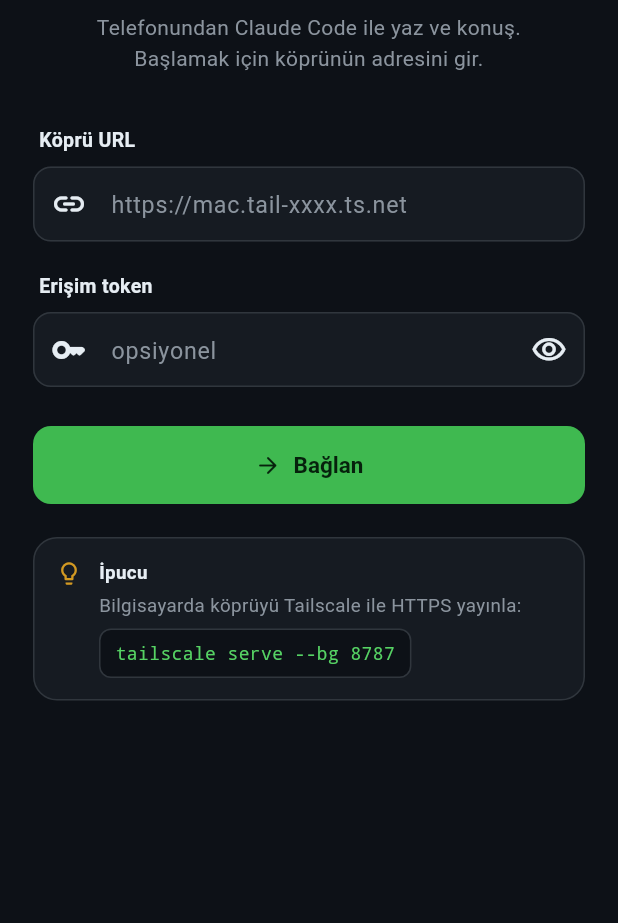
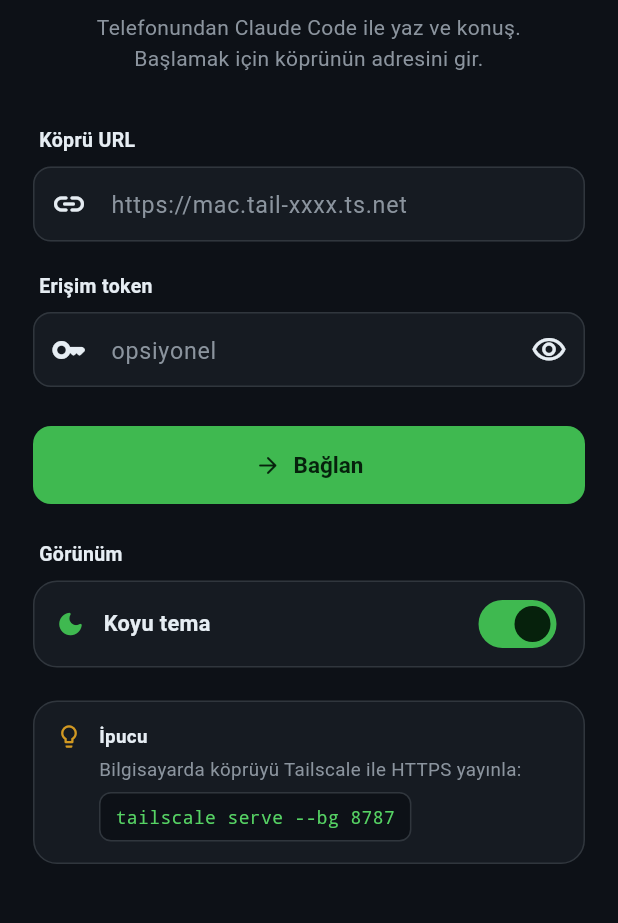
Before and after one commit to berkayturanci/voicebridge, a Flutter app: the screen it shows after launch, on a phone screen of 412 x 824 dp, the part 276-1199 px from its top. Run offline on Flutter 3.47's test engine with Material 3 defaults, Android fonts, the phone set to English and light mode, and no system bars; our stand-ins replace flutter_tts, shared_preferences, speech_to_text, wakelock_plus.

Commit message:
app: light/dark theme toggle
VbColors becomes a swappable palette (VbPalette dark/light) read at runtime, so
the app can switch between the GitHub-dark and a new GitHub-light theme.
VbThemeController persists the choice (default dark) and rebuilds the app on
change; a toggle lives in bridge settings ("Görünüm"). Call sites that
referenced the former const colors are no longer const (behaviour-identical in
dark mode). Theme builder + on-accent ink are now brightness-aware.

Co-Authored-By: Claude Opus 4.8 (1M context) <noreply@anthropic.com>

```diff
--- a/app/lib/main.dart
+++ b/app/lib/main.dart
@@ -5,20 +5,28 @@ import 'theme.dart';
 import 'screens/sessions_screen.dart';
 import 'screens/settings_screen.dart';
 
-void main() => runApp(const VoiceBridgeApp());
+void main() async {
+  WidgetsFlutterBinding.ensureInitialized();
+  await VbThemeController.load();
+  runApp(const VoiceBridgeApp());
+}
 
 class VoiceBridgeApp extends StatelessWidget {
   const VoiceBridgeApp({super.key});
 
   @override
   Widget build(BuildContext context) {
-    return MaterialApp(
-      title: 'voicebridge',
-      debugShowCheckedModeBanner: false,
-      theme: VbTheme.dark(),
-      darkTheme: VbTheme.dark(),
-      themeMode: ThemeMode.dark,
-      home: const _Bootstrap(),
+    return ValueListenableBuilder<bool>(
+      valueListenable: VbThemeController.isDark,
+      builder: (_, dark, __) {
+        VbColors.setPalette(dark ? VbPalette.dark : VbPalette.light);
+        return MaterialApp(
+          title: 'voicebridge',
+          debugShowCheckedModeBanner: false,
+          theme: VbTheme.themed(),
+          home: const _Bootstrap(),
+        );
+      },
     );
   }
 }
@@ -56,7 +64,7 @@ class _BootstrapState extends State<_Bootstrap> {
                 height: 76,
                 decoration: BoxDecoration(
                   borderRadius: BorderRadius.circular(20),
-                  gradient: const LinearGradient(
+                  gradient: LinearGradient(
                     begin: Alignment.topLeft,
                     end: Alignment.bottomRight,
                     colors: [VbColors.accentBright, VbColors.accentDim],
@@ -73,7 +81,7 @@ class _BootstrapState extends State<_Bootstrap> {
                     color: Color(0xFF06210C), size: 40),
               ),
               const SizedBox(height: 22),
-              const Text('voicebridge',
+              Text('voicebridge',
                   style: TextStyle(
                       fontSize: 20,
                       fontWeight: FontWeight.w700,
--- a/app/lib/screens/settings_screen.dart
+++ b/app/lib/screens/settings_screen.dart
@@ -76,7 +76,7 @@ class _SettingsScreenState extends State<SettingsScreen> {
               const SizedBox(height: 28),
               Center(child: _logo()),
               const SizedBox(height: 22),
-              const Text(
+              Text(
                 'voicebridge',
                 textAlign: TextAlign.center,
                 style: TextStyle(
@@ -87,7 +87,7 @@ class _SettingsScreenState extends State<SettingsScreen> {
                 ),
               ),
               const SizedBox(height: 8),
-              const Text(
+              Text(
                 'Telefonundan Claude Code ile yaz ve konuş.\n'
                 'Başlamak için köprünün adresini gir.',
                 textAlign: TextAlign.center,
@@ -139,13 +139,13 @@ class _SettingsScreenState extends State<SettingsScreen> {
                 child: Row(
                   crossAxisAlignment: CrossAxisAlignment.start,
                   children: [
-                    const Icon(Icons.error_outline_rounded,
+                    Icon(Icons.error_outline_rounded,
                         size: 19, color: VbColors.danger),
                     const SizedBox(width: 10),
                     Expanded(
                       child: Text(
                         _error!,
-                        style: const TextStyle(
+                        style: TextStyle(
                             color: VbColors.danger,
                             fontSize: 13.5,
                             height: 1.4),
@@ -171,8 +171,41 @@ class _SettingsScreenState extends State<SettingsScreen> {
                       ? 'Bağlan'
                       : 'Test et & Kaydet'),
             ),
+            const SizedBox(height: 24),
+            _label('Görünüm'),
+            const SizedBox(height: 8),
+            _themeToggle(),
             const SizedBox(height: 22),
             _hint(),
+          ],
+        ),
+      ),
+    );
+  }
+
+  Widget _themeToggle() {
+    return ValueListenableBuilder<bool>(
+      valueListenable: VbThemeController.isDark,
+      builder: (_, dark, __) => Container(
+        padding: const EdgeInsets.symmetric(horizontal: 14, vertical: 4),
+        decoration: BoxDecoration(
+          color: VbColors.surface,
+          borderRadius: BorderRadius.circular(VbRadius.card),
+          border: Border.all(color: VbColors.border),
+        ),
+        child: Row(
+          children: [
+            Icon(dark ? Icons.dark_mode_rounded : Icons.light_mode_rounded,
+                size: 20, color: VbColors.accent),
+            const SizedBox(width: 12),
+            Expanded(
+              child: Text(dark ? 'Koyu tema' : 'Açık tema',
+                  style: TextStyle(
+                      fontSize: 14.5,
+                      fontWeight: FontWeight.w600,
+                      color: VbColors.textPrimary)),
+            ),
+            Switch(value: dark, onChanged: (v) => VbThemeController.set(v)),
           ],
         ),
       ),
@@ -185,7 +218,7 @@ class _SettingsScreenState extends State<SettingsScreen> {
       height: 88,
       decoration: BoxDecoration(
         borderRadius: BorderRadius.circular(24),
-        gradient: const LinearGradient(
+        gradient: LinearGradient(
           begin: Alignment.topLeft,
           end: Alignment.bottomRight,
           colors: [VbColors.accentBright, VbColors.accentDim],
@@ -207,7 +240,7 @@ class _SettingsScreenState extends State<SettingsScreen> {
         padding: const EdgeInsets.only(left: 4),
         child: Text(
           text,
-          style: const TextStyle(
+          style: TextStyle(
             fontSize: 13,
             fontWeight: FontWeight.w600,
             color: VbColors.textPrimary,
@@ -226,14 +259,14 @@ class _SettingsScreenState extends State<SettingsScreen> {
       child: Row(
         crossAxisAlignment: CrossAxisAlignment.start,
         children: [
-          const Icon(Icons.lightbulb_outline_rounded,
+          Icon(Icons.lightbulb_outline_rounded,
               size: 18, color: VbColors.warning),
           const SizedBox(width: 11),
           Expanded(
             child: Column(
               crossAxisAlignment: CrossAxisAlignment.start,
               children: [
-                const Text(
+                Text(
                   'İpucu',
                   style: TextStyle(
                       fontSize: 12.5,
@@ -241,7 +274,7 @@ class _SettingsScreenState extends State<SettingsScreen> {
                       color: VbColors.textPrimary),
                 ),
                 const SizedBox(height: 4),
-                const Text(
+                Text(
                   'Bilgisayarda köprüyü Tailscale ile HTTPS yayınla:',
                   style: TextStyle(
                       fontSize: 12.5,
--- a/app/lib/theme.dart
+++ b/app/lib/theme.dart
@@ -1,31 +1,114 @@
 import 'package:flutter/material.dart';
+import 'package:shared_preferences/shared_preferences.dart';
 
-/// voicebridge design system.
-///
-/// A cohesive Material 3 dark theme tuned to a GitHub-dark surface palette with
-/// a signature brand-green accent. Uses built-in fonts only (no extra deps) but
-/// applies a deliberate type scale, rounded shapes, and refined component
-/// themes. Light variant is provided as a tasteful fallback.
+/// App-wide light/dark switch. Persisted across launches; default dark. Listen to
+/// [isDark] to rebuild the app (and re-point [VbColors]) when it changes.
+class VbThemeController {
+  VbThemeController._();
+  static final ValueNotifier<bool> isDark = ValueNotifier<bool>(true);
+  static const _key = 'vb_theme_dark';
+
+  static Future<void> load() async {
+    try {
+      final v = (await SharedPreferences.getInstance()).getBool(_key);
+      if (v != null) isDark.value = v;
+    } catch (_) {}
+    VbColors.setPalette(isDark.value ? VbPalette.dark : VbPalette.light);
+  }
+
+  static Future<void> set(bool dark) async {
+    VbColors.setPalette(dark ? VbPalette.dark : VbPalette.light);
+    isDark.value = dark; // notifies listeners -> app rebuilds with the new theme
+    try {
+      await (await SharedPreferences.getInstance()).setBool(_key, dark);
+    } catch (_) {}
+  }
+}
+
+/// One named palette (dark or light). Same keys; different values.
+class VbPalette {
+  final Brightness brightness;
+  final Color accent, accentDim, accentBright;
+  final Color bg, surface, surfaceHigh, border, textPrimary, textMuted;
+  final Color danger, warning, info;
+  const VbPalette({
+    required this.brightness,
+    required this.accent,
+    required this.accentDim,
+    required this.accentBright,
+    required this.bg,
+    required this.surface,
+    required this.surfaceHigh,
+    required this.border,
+    required this.textPrimary,
+    required this.textMuted,
+    required this.danger,
+    required this.warning,
+    required this.info,
+  });
+
+  // GitHub-dark surface palette with a signature brand-green accent.
+  static const VbPalette dark = VbPalette(
+    brightness: Brightness.dark,
+    accent: Color(0xFF3FB950),
+    accentDim: Color(0xFF2EA043),
+    accentBright: Color(0xFF56D364),
+    bg: Color(0xFF0D1117),
+    surface: Color(0xFF161B22),
+    surfaceHigh: Color(0xFF1C2230),
+    border: Color(0xFF30363D),
+    textPrimary: Color(0xFFE6EDF3),
+    textMuted: Color(0xFF8B949E),
+    danger: Color(0xFFF85149),
+    warning: Color(0xFFD29922),
+    info: Color(0xFF58A6FF),
+  );
+
+  // GitHub-light surface palette; accent darkened for contrast on white.
+  static const VbPalette light = VbPalette(
+    brightness: Brightness.light,
+    accent: Color(0xFF1F883D),
+    accentDim: Color(0xFF1A7F37),
+    accentBright: Color(0xFF2DA44E),
+    bg: Color(0xFFFFFFFF),
+    surface: Color(0xFFF6F8FA),
+    surfaceHigh: Color(0xFFEAEEF2),
+    border: Color(0xFFD0D7DE),
+    textPrimary: Color(0xFF1F2328),
+    textMuted: Color(0xFF656D76),
+    danger: Color(0xFFCF222E),
+    warning: Color(0xFF9A6700),
+    info: Color(0xFF0969DA),
+  );
+}
+
+/// voicebridge design system — a swappable palette so the app supports both a
+/// GitHub-dark and a GitHub-light theme. `VbColors.x` reads from the active
+/// palette (so call sites can't be `const`); set it via [setPalette].
 class VbColors {
   VbColors._();
 
+  static VbPalette _p = VbPalette.dark;
+  static VbPalette get active => _p;
+  static void setPalette(VbPalette p) => _p = p;
+
   // Brand
-  static const Color accent = Color(0xFF3FB950); // signature green
-  static const Color accentDim = Color(0xFF2EA043);
-  static const Color accentBright = Color(0xFF56D364);
+  static Color get accent => _p.accent; // signature green
+  static Color get accentDim => _p.accentDim;
+  static Color get accentBright => _p.accentBright;
 
-  // GitHub-dark surface palette
-  static const Color bg = Color(0xFF0D1117);
-  static const Color surface = Color(0xFF161B22);
-  static const Color surfaceHigh = Color(0xFF1C2230);
-  static const Color border = Color(0xFF30363D);
-  static const Color textPrimary = Color(0xFFE6EDF3);
-  static const Color textMuted = Color(0xFF8B949E);
+  // Surface palette
+  static Color get bg => _p.bg;
+  static Color get surface => _p.surface;
+  static Color get surfaceHigh => _p.surfaceHigh;
+  static Color get border => _p.border;
+  static Color get textPrimary => _p.textPrimary;
+  static Color get textMuted => _p.textMuted;
 
   // Semantic
-  static const Color danger = Color(0xFFF85149);
-  static const Color warning = Color(0xFFD29922);
-  static const Color info = Color(0xFF58A6FF);
+  static Color get danger => _p.danger;
+  static Color get warning => _p.warning;
+  static Color get info => _p.info;
 
   /// A stable, pleasant accent color derived from an arbitrary string
   /// (e.g. a session name or agent id). Hue is hashed; saturation/lightness are
@@ -54,13 +137,20 @@ class VbTheme {
 
   static const String _mono = 'monospace';
 
-  static ThemeData dark() {
+  // Readable text/icon color on top of the accent fill (dark-green ink on the
+  // bright dark-mode accent; white on the darker light-mode accent).
+  static Color get _onAccent => VbColors.active.brightness == Brightness.dark
+      ? const Color(0xFF06210C)
+      : Colors.white;
+
+  /// Builds the theme for the currently-active palette (dark or light).
+  static ThemeData themed() {
     final scheme = ColorScheme.fromSeed(
       seedColor: VbColors.accent,
-      brightness: Brightness.dark,
+      brightness: VbColors.active.brightness,
     ).copyWith(
       primary: VbColors.accent,
-      onPrimary: const Color(0xFF06210C),
+      onPrimary: _onAccent,
       secondary: VbColors.accentBright,
       surface: VbColors.surface,
       onSurface: VbColors.textPrimary,
@@ -72,7 +162,7 @@ class VbTheme {
 
     final base = ThemeData(
       useMaterial3: true,
-      brightness: Brightness.dark,
+      brightness: VbColors.active.brightness,
       colorScheme: scheme,
       scaffoldBackgroundColor: VbColors.bg,
       canvasColor: VbColors.bg,
@@ -82,7 +172,7 @@ class VbTheme {
 
     return base.copyWith(
       textTheme: _textTheme(base.textTheme, VbColors.textPrimary, VbColors.textMuted),
-      appBarTheme: const AppBarTheme(
+      appBarTheme: AppBarTheme(
         backgroundColor: VbColors.bg,
         surfaceTintColor: Colors.transparent,
         foregroundColor: VbColors.textPrimary,
@@ -103,10 +193,10 @@ class VbTheme {
         margin: EdgeInsets.zero,
         shape: RoundedRectangleBorder(
           borderRadius: BorderRadius.circular(VbRadius.card),
-          side: const BorderSide(color: VbColors.border),
+          side: BorderSide(color: VbColors.border),
         ),
       ),
-      dividerTheme: const DividerThemeData(
+      dividerTheme: DividerThemeData(
         color: VbColors.border,
         thickness: 1,
         space: 1,
@@ -115,34 +205,34 @@ class VbTheme {
         filled: true,
         fillColor: VbColors.surface,
         contentPadding: const EdgeInsets.symmetric(horizontal: 16, vertical: 14),
-        hintStyle: const TextStyle(color: VbColors.textMuted),
-        labelStyle: const TextStyle(color: VbColors.textMuted),
-        floatingLabelStyle: const TextStyle(color: VbColors.accent),
+        hintStyle: TextStyle(color: VbColors.textMuted),
+        labelStyle: TextStyle(color: VbColors.textMuted),
+        floatingLabelStyle: TextStyle(color: VbColors.accent),
         border: OutlineInputBorder(
           borderRadius: BorderRadius.circular(VbRadius.field),
-          borderSide: const BorderSide(color: VbColors.border),
+          borderSide: BorderSide(color: VbColors.border),
         ),
         enabledBorder: OutlineInputBorder(
           borderRadius: BorderRadius.circular(VbRadius.field),
-          borderSide: const BorderSide(color: VbColors.border),
+          borderSide: BorderSide(color: VbColors.border),
         ),
         focusedBorder: OutlineInputBorder(
           borderRadius: BorderRadius.circular(VbRadius.field),
-          borderSide: const BorderSide(color: VbColors.accent, width: 1.6),
+          borderSide: BorderSide(color: VbColors.accent, width: 1.6),
         ),
         errorBorder: OutlineInputBorder(
           borderRadius: BorderRadius.circular(VbRadius.field),
-          borderSide: const BorderSide(color: VbColors.danger),
+          borderSide: BorderSide(color: VbColors.danger),
         ),
         focusedErrorBorder: OutlineInputBorder(
           borderRadius: BorderRadius.circular(VbRadius.field),
-          borderSide: const BorderSide(color: VbColors.danger, width: 1.6),
+          borderSide: BorderSide(color: VbColors.danger, width: 1.6),
         ),
       ),
       filledButtonTheme: FilledButtonThemeData(
         style: FilledButton.styleFrom(
           backgroundColor: VbColors.accent,
-          foregroundColor: const Color(0xFF06210C),
+          foregroundColor: _onAccent,
           disabledBackgroundColor: VbColors.surfaceHigh,
           disabledForegroundColor: VbColors.textMuted,
           minimumSize: const Size(0, 52),
@@ -157,7 +247,7 @@ class VbTheme {
         style: OutlinedButton.styleFrom(
           foregroundColor: VbColors.textPrimary,
           minimumSize: const Size(0, 52),
-          side: const BorderSide(color: VbColors.border),
+          side: BorderSide(color: VbColors.border),
           textStyle: const TextStyle(fontSize: 15, fontWeight: FontWeight.w600),
           shape: RoundedRectangleBorder(
             borderRadius: BorderRadius.circular(VbRadius.button),
@@ -170,29 +260,29 @@ class VbTheme {
           textStyle: const TextStyle(fontWeight: FontWeight.w600),
         ),
       ),
-      floatingActionButtonTheme: const FloatingActionButtonThemeData(
+      floatingActionButtonTheme: FloatingActionButtonThemeData(
         backgroundColor: VbColors.accent,
-        foregroundColor: Color(0xFF06210C),
+        foregroundColor: _onAccent,
         elevation: 2,
         highlightElevation: 4,
       ),
-      iconTheme: const IconThemeData(color: VbColors.textPrimary),
+      iconTheme: IconThemeData(color: VbColors.textPrimary),
       iconButtonTheme: IconButtonThemeData(
         style: IconButton.styleFrom(foregroundColor: VbColors.textPrimary),
       ),
-      listTileTheme: const ListTileThemeData(
+      listTileTheme: ListTileThemeData(
         iconColor: VbColors.textMuted,
         textColor: VbColors.textPrimary,
       ),
       chipTheme: ChipThemeData(
         backgroundColor: VbColors.surfaceHigh,
-        side: const BorderSide(color: VbColors.border),
-        labelStyle: const TextStyle(fontSize: 12, color: VbColors.textMuted),
+        side: BorderSide(color: VbColors.border),
+        labelStyle: TextStyle(fontSize: 12, color: VbColors.textMuted),
         shape: RoundedRectangleBorder(
           borderRadius: BorderRadius.circular(VbRadius.chip),
         ),
       ),
-      bottomSheetTheme: const BottomSheetThemeData(
+      bottomSheetTheme: BottomSheetThemeData(
         backgroundColor: VbColors.surface,
         surfaceTintColor: Colors.transparent,
         modalBackgroundColor: VbColors.surface,
@@ -200,29 +290,29 @@ class VbTheme {
           borderRadius: BorderRadius.vertical(top: Radius.circular(22)),
         ),
       ),
-      dialogTheme: const DialogThemeData(
+      dialogTheme: DialogThemeData(
         backgroundColor: VbColors.surface,
         surfaceTintColor: Colors.transparent,
       ),
       snackBarTheme: SnackBarThemeData(
         behavior: SnackBarBehavior.floating,
         backgroundColor: VbColors.surfaceHigh,
-        contentTextStyle: const TextStyle(color: VbColors.textPrimary),
+        contentTextStyle: TextStyle(color: VbColors.textPrimary),
         actionTextColor: VbColors.accent,
         shape: RoundedRectangleBorder(
           borderRadius: BorderRadius.circular(VbRadius.button),
         ),
       ),
-      progressIndicatorTheme: const ProgressIndicatorThemeData(
+      progressIndicatorTheme: ProgressIndicatorThemeData(
         color: VbColors.accent,
       ),
-      dropdownMenuTheme: const DropdownMenuThemeData(
+      dropdownMenuTheme: DropdownMenuThemeData(
         menuStyle: MenuStyle(
           backgroundColor: WidgetStatePropertyAll(VbColors.surfaceHigh),
-          surfaceTintColor: WidgetStatePropertyAll(Colors.transparent),
+          surfaceTintColor: const WidgetStatePropertyAll(Colors.transparent),
         ),
       ),
-      popupMenuTheme: const PopupMenuThemeData(
+      popupMenuTheme: PopupMenuThemeData(
         color: VbColors.surfaceHigh,
         surfaceTintColor: Colors.transparent,
       ),
```
Also changed, not shown: app/lib/screens/chat_screen.dart (+32 -32 lines), app/lib/screens/sessions_screen.dart (+15 -15 lines).
